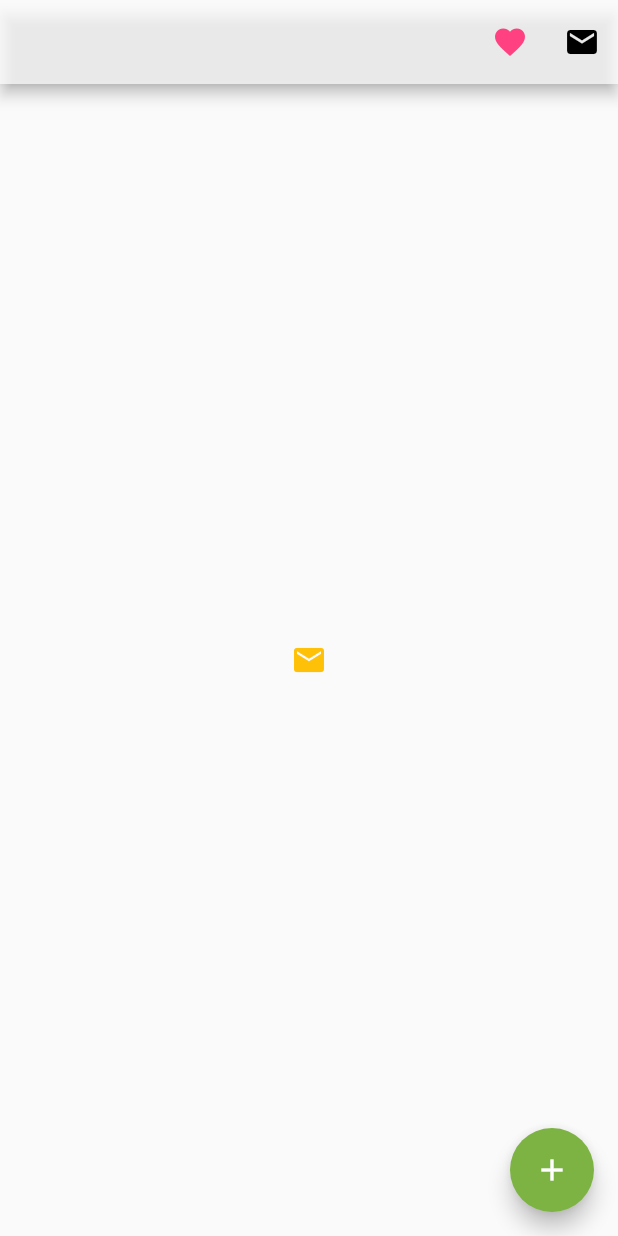
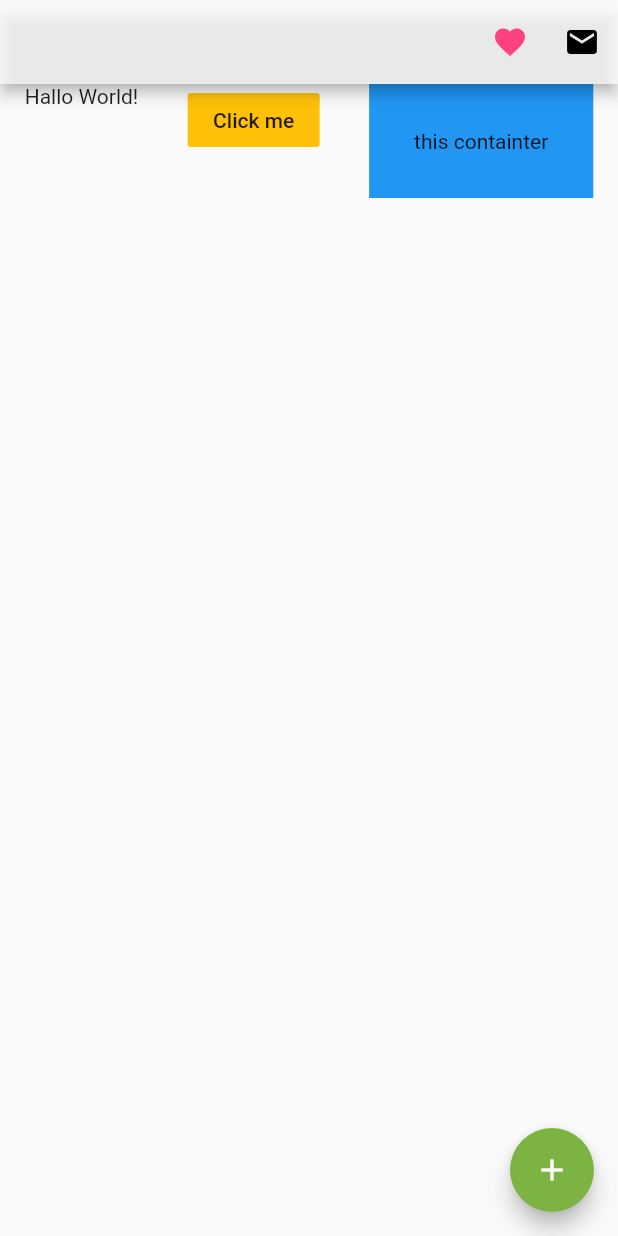
Before and after one commit to Mahendra022/Learn-to-Flutter, a Flutter app: the screen it shows after launch, after a tap on the "mail" icon, on a phone screen of 412 x 824 dp. Run offline on Flutter 3.47's test engine with Material 2 defaults, Android fonts, the phone set to English and light mode, and no system bars.

Commit message:
Learn 5_Learn Layout1

```diff
--- a/lib/main.dart
+++ b/lib/main.dart
@@ -26,14 +26,23 @@ class Home extends StatelessWidget {
           ),
         ],
       ),
-      body: Center(
-        child: IconButton(
-          icon: Icon((Icons.mail)),
-          color: Colors.amber,
-          onPressed: () {
-            print('you click me');
-          },
-        ),
+      body: Row(
+        mainAxisAlignment: MainAxisAlignment.spaceAround,
+        crossAxisAlignment: CrossAxisAlignment.start,
+        children: <Widget>[
+          Text('Hallo World!'),
+          // ignore: deprecated_member_use
+          FlatButton(
+            onPressed: () {},
+            color: Colors.amber,
+            child: Text('Click me'),
+          ),
+          Container(
+            color: Colors.blue,
+            padding: EdgeInsets.all(30.0),
+            child: Text('this containter'),
+          ),
+        ],
       ),
       floatingActionButton: FloatingActionButton(
         onPressed: () {
```
